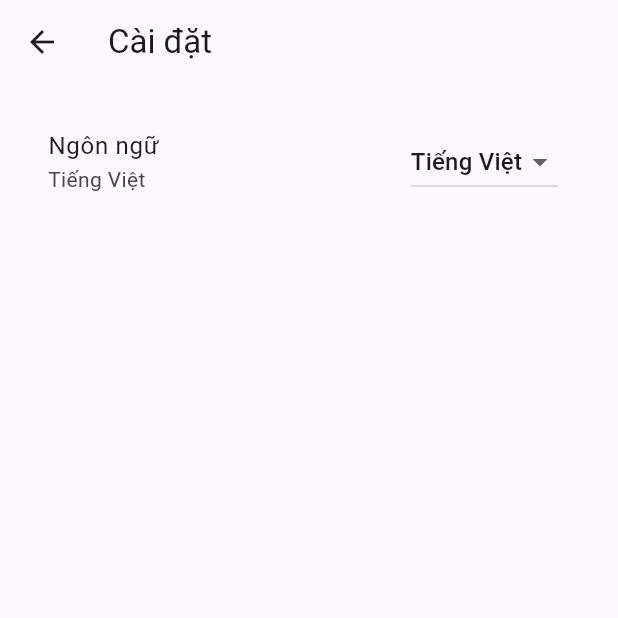
After one commit to DoanHongDuong/2025_LTTBDD_DoanHongDuong_NinhThiPhuongMai, a Flutter app: the screen it shows after launch, after a tap on the "settings" icon, on a phone screen of 412 x 824 dp, the top half of it. The commit adds this screen. Run offline on Flutter 3.47's test engine with Material 3 defaults, Android fonts, the light colour scheme and no system bars; our stand-ins replace table_calendar.

Commit message:
add setting to chang languages

```diff
--- a/btl_lttbdd/lib/main.dart
+++ b/btl_lttbdd/lib/main.dart
@@ -1,7 +1,9 @@
+import 'package:btl_lttbdd/settings.dart';
 import 'package:flutter/material.dart';
 import './group.dart';
 import 'package:intl/intl.dart';
 import './calendar.dart';
+import './settings.dart';
 import 'package:intl/date_symbol_data_local.dart';
 
 Future<void> main() async {
@@ -38,6 +40,7 @@ class ToDoHomePage extends StatefulWidget {
 class _ToDoHomePageState extends State<ToDoHomePage> {
   final TextEditingController _controller = TextEditingController();
   final List<Map<String, dynamic>> _tasks = [];
+  String _language = 'vi';
 
   late final ScrollController _scrollController;
   bool _isFabVisible = true;
@@ -70,6 +73,12 @@ class _ToDoHomePageState extends State<ToDoHomePage> {
     super.dispose();
   }
 
+  void _changeLanguage(String lang) {
+    setState(() {
+      _language = lang;
+    });
+  }
+
   void _addTask(String title, DateTime? deadline) {
     setState(() {
       _tasks.add({'title': title, 'done': false, 'deadline': deadline});
@@ -98,7 +107,7 @@ class _ToDoHomePageState extends State<ToDoHomePage> {
       context: context,
       builder: (_) => AlertDialog(
         shape: RoundedRectangleBorder(borderRadius: BorderRadius.circular(16)),
-        title: const Text('Chỉnh sửa công việc'),
+        title: Text(_language == 'vi' ? 'Chỉnh sửa công việc' : 'Edit Task'),
         content: StatefulBuilder(
           builder: (context, setDialogState) {
             return Column(
@@ -107,8 +116,10 @@ class _ToDoHomePageState extends State<ToDoHomePage> {
                 TextField(
                   controller: editController,
                   autofocus: true,
-                  decoration: const InputDecoration(
-                    hintText: 'Nhập nội dung...',
+                  decoration: InputDecoration(
+                    hintText: _language == 'vi'
+                        ? 'Nhập nội dung công việc...'
+                        : 'Enter task...',
                     border: OutlineInputBorder(),
                   ),
                 ),
@@ -118,7 +129,9 @@ class _ToDoHomePageState extends State<ToDoHomePage> {
                     Expanded(
                       child: Text(
                         selectedDate == null
-                            ? 'Chưa có deadline'
+                            ? (_language == 'vi'
+                                  ? 'Thêm deadline (không bắt buộc)'
+                                  : 'Add deadline (optional)')
                             : 'Deadline: ${DateFormat('dd/MM/yyyy').format(selectedDate!)}',
                       ),
                     ),
@@ -156,11 +169,17 @@ class _ToDoHomePageState extends State<ToDoHomePage> {
                 Navigator.pop(context);
               }
             },
-            child: const Text('Lưu', style: TextStyle(color: Colors.indigo)),
+            child: Text(
+              _language == 'vi' ? 'Lưu' : 'Save',
+              style: TextStyle(color: Colors.indigo),
+            ),
           ),
           TextButton(
             onPressed: () => Navigator.pop(context),
-            child: const Text('Hủy', style: TextStyle(color: Colors.grey)),
+            child: Text(
+              _language == 'vi' ? 'Hủy' : 'Cancel',
+              style: TextStyle(color: Colors.grey),
+            ),
           ),
         ],
       ),
@@ -174,7 +193,7 @@ class _ToDoHomePageState extends State<ToDoHomePage> {
       context: context,
       builder: (_) => AlertDialog(
         shape: RoundedRectangleBorder(borderRadius: BorderRadius.circular(16)),
-        title: const Text('Thêm công việc'),
+        title: Text(_language == 'vi' ? 'Thêm công việc' : 'Add Task'),
         content: StatefulBuilder(
           builder: (context, setDialogState) {
             return Column(
@@ -183,8 +202,10 @@ class _ToDoHomePageState extends State<ToDoHomePage> {
                 TextField(
                   controller: _controller,
                   autofocus: true,
-                  decoration: const InputDecoration(
-                    hintText: 'Nhập nội dung công việc...',
+                  decoration: InputDecoration(
+                    hintText: _language == 'vi'
+                        ? 'Nhập nội dung...'
+                        : 'Enter task...',
                     border: OutlineInputBorder(),
                   ),
                 ),
@@ -194,7 +215,9 @@ class _ToDoHomePageState extends State<ToDoHomePage> {
                     Expanded(
                       child: Text(
                         selectedDate == null
-                            ? 'Thêm deadline (không bắt buộc)'
+                            ? (_language == 'vi'
+                                  ? 'Chưa có deadline'
+                                  : 'No deadline')
                             : 'Deadline: ${DateFormat('dd/MM/yyyy').format(selectedDate!)}',
                       ),
                     ),
@@ -340,8 +363,8 @@ class _ToDoHomePageState extends State<ToDoHomePage> {
       appBar: AppBar(
         elevation: 3,
         centerTitle: true,
-        title: const Text(
-          'ToDo-List',
+        title: Text(
+          _language == 'vi' ? 'Danh sách việc' : 'ToDo-List',
           style: TextStyle(fontWeight: FontWeight.bold, fontSize: 24),
         ),
         actions: [
@@ -365,6 +388,20 @@ class _ToDoHomePageState extends State<ToDoHomePage> {
               );
             },
           ),
+          IconButton(
+            onPressed: () {
+              Navigator.push(
+                context,
+                MaterialPageRoute(
+                  builder: (context) => SettingsPage(
+                    currentLanguage: _language,
+                    onLanguageChanged: _changeLanguage,
+                  ),
+                ),
+              );
+            },
+            icon: const Icon(Icons.settings),
+          ),
         ],
       ),
       body: _tasks.isEmpty
@@ -378,8 +415,10 @@ class _ToDoHomePageState extends State<ToDoHomePage> {
                     color: Colors.grey.shade400,
                   ),
                   const SizedBox(height: 16),
-                  const Text(
-                    'Chưa có công việc nào.\nNhấn dấu + để thêm!',
+                  Text(
+                    _language == 'vi'
+                        ? 'Chưa có công việc nào.\nNhấn dấu + để thêm!'
+                        : 'No tasks yet.\nTap + to add!',
                     textAlign: TextAlign.center,
                     style: TextStyle(fontSize: 18, color: Colors.grey),
                   ),
@@ -392,7 +431,9 @@ class _ToDoHomePageState extends State<ToDoHomePage> {
               children: [
                 if (tasksToDo.isNotEmpty) ...[
                   Text(
-                    'Cần làm (${tasksToDo.length})',
+                    _language == 'vi'
+                        ? 'Cần làm (${tasksToDo.length})'
+                        : 'To Do (${tasksToDo.length})',
                     style: const TextStyle(
                       fontSize: 18,
                       fontWeight: FontWeight.bold,
@@ -410,7 +451,9 @@ class _ToDoHomePageState extends State<ToDoHomePage> {
                 ],
                 if (tasksDone.isNotEmpty) ...[
                   Text(
-                    'Đã hoàn thành (${tasksDone.length})',
+                    _language == 'vi'
+                        ? 'Đã hoàn thành (${tasksDone.length})'
+                        : 'Done (${tasksDone.length})',
                     style: TextStyle(
                       fontSize: 18,
                       fontWeight: FontWeight.bold,
@@ -436,7 +479,7 @@ class _ToDoHomePageState extends State<ToDoHomePage> {
           child: FloatingActionButton.extended(
             onPressed: _showAddDialog,
             icon: const Icon(Icons.add),
-            label: const Text('Thêm việc'),
+            label: Text(_language == 'vi' ? 'Thêm công việc' : 'Add Task'),
             backgroundColor: Colors.indigo,
             foregroundColor: Colors.white,
           ),
--- /dev/null
+++ b/btl_lttbdd/lib/settings.dart
@@ -0,0 +1,60 @@
+import 'package:flutter/material.dart';
+
+class SettingsPage extends StatefulWidget {
+  final String currentLanguage;
+  final Function(String) onLanguageChanged;
+
+  const SettingsPage({
+    super.key,
+    required this.currentLanguage,
+    required this.onLanguageChanged,
+  });
+
+  @override
+  State<SettingsPage> createState() => _SettingsPageState();
+}
+
+class _SettingsPageState extends State<SettingsPage> {
+  late String _selectedLanguage;
+
+  @override
+  void initState() {
+    super.initState();
+    _selectedLanguage = widget.currentLanguage;
+  }
+
+  @override
+  Widget build(BuildContext context) {
+    return Scaffold(
+      appBar: AppBar(title: const Text('Cài đặt')),
+      body: Padding(
+        padding: const EdgeInsets.all(16.0),
+        child: Column(
+          children: [
+            ListTile(
+              title: const Text('Ngôn ngữ'),
+              subtitle: Text(
+                _selectedLanguage == 'vi' ? 'Tiếng Việt' : 'English',
+              ),
+              trailing: DropdownButton<String>(
+                value: _selectedLanguage,
+                items: const [
+                  DropdownMenuItem(value: 'vi', child: Text('Tiếng Việt')),
+                  DropdownMenuItem(value: 'en', child: Text('English')),
+                ],
+                onChanged: (value) {
+                  if (value != null) {
+                    setState(() {
+                      _selectedLanguage = value;
+                    });
+                    widget.onLanguageChanged(value);
+                  }
+                },
+              ),
+            ),
+          ],
+        ),
+      ),
+    );
+  }
+}
```
